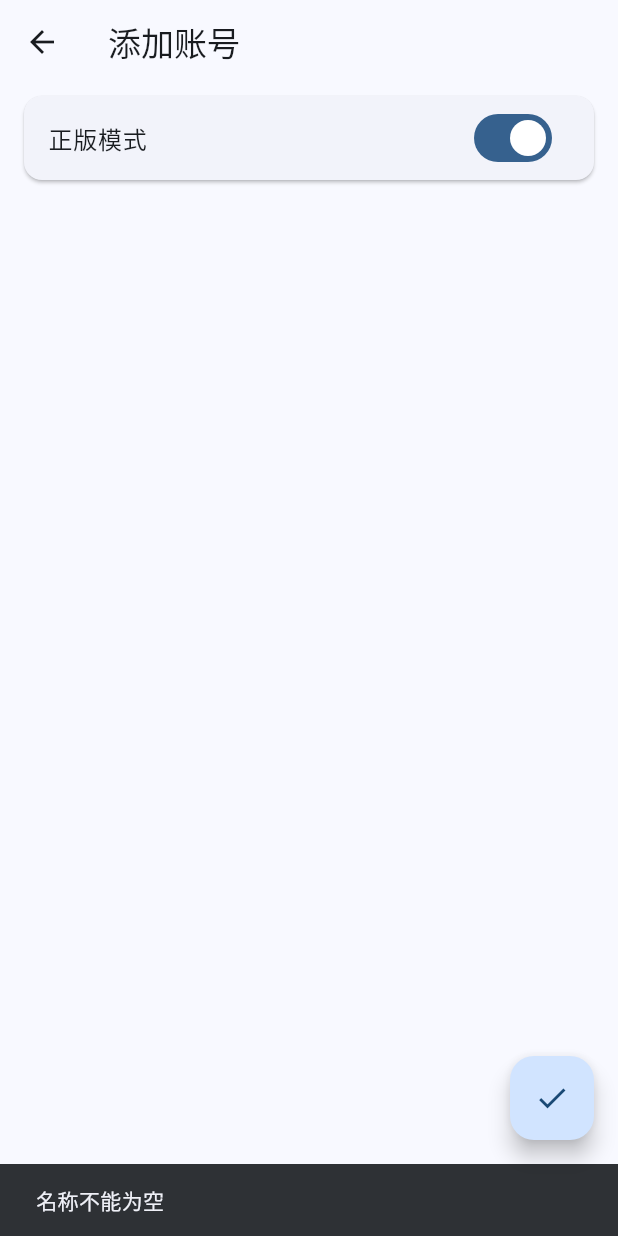
After one commit to lxdklp/FML, a Flutter app: the NewAccountPage screen opened directly, after a tap on "正版模式", after a tap on the "check" icon, on a phone screen of 412 x 824 dp. The commit adds this screen. Run offline on Flutter 3.47's test engine with Material 3 defaults, Android fonts, the phone set to English and light mode, and no system bars; our stand-ins replace flutter_colorpicker, shared_preferences, sqflite; accounts and stored records are empty.

Commit message:
离线模式账号系统

```diff
--- /dev/null
+++ b/devtools_options.yaml
@@ -0,0 +1,3 @@
+description: This file stores settings for Dart & Flutter DevTools.
+documentation: https://docs.flutter.dev/tools/devtools/extensions#configure-extension-enablement-states
+extensions:
--- /dev/null
+++ b/lib/pages/home child/account child/NewAccount.dart
@@ -0,0 +1,104 @@
+import 'package:flutter/material.dart';
+import 'package:path/path.dart';
+import 'package:shared_preferences/shared_preferences.dart';
+import 'package:crypto/crypto.dart';
+import 'dart:convert';
+
+class NewAccountPage extends StatefulWidget {
+  const NewAccountPage({super.key});
+
+  @override
+  _NewAccountPageState createState() => _NewAccountPageState();
+}
+
+class _NewAccountPageState extends State<NewAccountPage> {
+  bool _online = false;
+  String _name = '';
+  String _uuid = '';
+
+// 保存账号
+  Future<void> _saveAccountName(String name, String uuid, bool online) async {
+    String isCustomUUID = '0';
+    String CustomUUID = '';
+    final prefs = await SharedPreferences.getInstance();
+    List<String> accounts = prefs.getStringList('AccountsList') ?? [];
+    if (accounts.contains(name)) {
+      ScaffoldMessenger.of(context as BuildContext).showSnackBar(
+        SnackBar(content: Text('账号 $name 已存在')),
+      );
+      return;
+    }
+    if (!accounts.contains(name)) {
+      accounts.add(name);
+      await prefs.setStringList('AccountsList', accounts);
+    }
+    await prefs.setStringList('Account_$name', [uuid, online.toString(), isCustomUUID, CustomUUID]);
+  }
+
+  @override
+  Widget build(BuildContext context) {
+    return Scaffold(
+      appBar: AppBar(
+        title: const Text('添加账号'),
+      ),
+      body: Center(
+        child: ListView(
+          children: [
+            Card(
+            margin: const EdgeInsets.symmetric(horizontal: 16, vertical: 8),
+            child: SwitchListTile(
+              title: const Text('正版模式'),
+              value: _online,
+              onChanged: (bool value) {
+                setState(() {
+                  _online = value;
+                });
+              },
+            ),
+            ),
+            if (!_online)
+              Card(
+                margin: const EdgeInsets.symmetric(horizontal: 16, vertical: 8),
+                child: TextField(
+                  decoration: const InputDecoration(
+                  labelText: '离线ID \n',
+                  border: OutlineInputBorder(),
+                ),
+                onChanged: (String value) {
+                  setState(() {
+                    _name = value;
+                  });
+                },
+              ),
+            ),
+          ],
+        ),
+      ),
+      floatingActionButton: FloatingActionButton(
+        onPressed: () {
+          if (_name.isEmpty) {
+            ScaffoldMessenger.of(context).showSnackBar(
+              const SnackBar(
+                content: Text('名称不能为空'),
+              ),
+            );
+            return;
+          }
+          ScaffoldMessenger.of(context).showSnackBar(
+                  SnackBar(
+                    content: Text(_online
+                        ? '正在添加正版账号: $_name'
+                        : '正在添加离线账号: $_name'),
+                  ),
+                );
+          if (!_online) {
+            _uuid = md5.convert(utf8.encode('OfflinePlayer:$_name')).toString();
+          }
+          _saveAccountName(_name, _uuid, _online);
+          Navigator.pop(context);
+        },
+        child: const Icon(Icons.check),
+      ),
+    );
+  }
+}
--- a/lib/pages/home child/management.dart
+++ b/lib/pages/home child/management.dart
@@ -12,6 +12,7 @@ class _ManagementPageState extends State<ManagementPage> {
   Widget build(BuildContext context) {
     return Scaffold(
       appBar: AppBar(
+        title: const Text('版本设置'),
       ),
       body: const Center(
         child: Text('版本'),
--- a/lib/pages/home child/version.dart
+++ b/lib/pages/home child/version.dart
@@ -12,6 +12,7 @@ class _VersionPageState extends State<VersionPage> {
   Widget build(BuildContext context) {
     return Scaffold(
       appBar: AppBar(
+        title: const Text('版本管理'),
       ),
       body: const Center(
         child: Text('版本'),
--- a/lib/pages/home.dart
+++ b/lib/pages/home.dart
@@ -1,10 +1,6 @@
-import 'dart:async';
-
-import 'package:flutter/widgets.dart';
-import 'package:path/path.dart';
-import 'package:sqflite/sqflite.dart';
-
 import 'package:flutter/material.dart';
+import 'package:fml/main.dart';
+import 'package:shared_preferences/shared_preferences.dart';
 
 import 'package:fml/pages/home child/account.dart';
 import 'package:fml/pages/home child/version.dart';
@@ -18,8 +14,28 @@ class HomePage extends StatefulWidget {
 }
 
 class _HomePageState extends State<HomePage> {
+  String _selectedAccount = '未知账号';
+  String _gameVersion = '未知版本';
+
+  @override
+  void initState() {
+    super.initState();
+    _loadGameInfo();
+  }
+
+  Future<void> _loadGameInfo() async {
+    final prefs = await SharedPreferences.getInstance();
+    setState(() {
+      _selectedAccount = prefs.getString('SelectedAccount') ?? '获取失败';
+    });
+    setState(() {
+      _gameVersion = prefs.getString('GameVersion') ?? '获取失败';
+    });
+  }
+
   @override
   Widget build(BuildContext context) {
+    _loadGameInfo();
     return Scaffold(
       appBar: AppBar(
       ),
@@ -29,7 +45,8 @@ class _HomePageState extends State<HomePage> {
             Card(
             margin: const EdgeInsets.symmetric(horizontal: 16, vertical: 8),
             child: ListTile(
-              title: const Text('\n 账号 \n [离线] lxdklp \n'),
+              title: Text('\n当前账号'),
+              subtitle: Text('$_selectedAccount\n'),
               leading: const Icon(Icons.account_circle),
               onTap: () {
                 Navigator.push(
@@ -42,7 +59,8 @@ class _HomePageState extends State<HomePage> {
             Card(
               margin: const EdgeInsets.symmetric(horizontal: 16, vertical: 8),
               child: ListTile(
-                title: Text('\n 当前版本 \n 1.0.0 \n'),
+                title: Text('\n当前版本'),
+                subtitle: Text('$_gameVersion\n'),
                 leading: const Icon(Icons.view_list),
                 onTap: () {
                 Navigator.push(
--- a/lib/pages/setting child/theme.dart
+++ b/lib/pages/setting child/theme.dart
@@ -57,7 +57,7 @@ class _ThemePageState extends State<ThemePage> {
   Widget build(BuildContext context) {
     return Scaffold(
       appBar: AppBar(
-        title: const Text('主题设置'), // 应用栏标题
+        title: const Text('主题设置'), // 主题设置页面标题
       ),
       body: Padding(
         padding: const EdgeInsets.all(16.0),
--- a/pubspec.yaml
+++ b/pubspec.yaml
@@ -37,6 +37,8 @@ dependencies:
   cupertino_icons: ^1.0.8
   sqflite: ^2.4.2
   path: ^1.9.1
+  shared_preferences: ^2.5.3
+  crypto: ^3.0.6
 
 dev_dependencies:
   flutter_test:
```
Also changed, not shown: lib/DbAction/AccountDb.dart (added, +101 -0 lines), lib/main.dart (+4 -13 lines), lib/pages/home child/account child/AccountManagement.dart (added, +219 -0 lines), lib/pages/home child/account.dart (+84 -6 lines), lib/pages/new.dart (deleted, +0 -27 lines), pubspec.lock, 2 other files.
